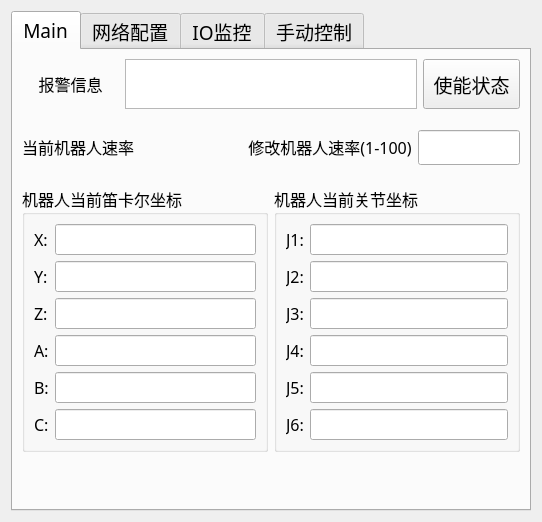
This is mywindow.ui in duanyifei777/TCPClint as Qt 5 draws it before an edit. The edited form follows.
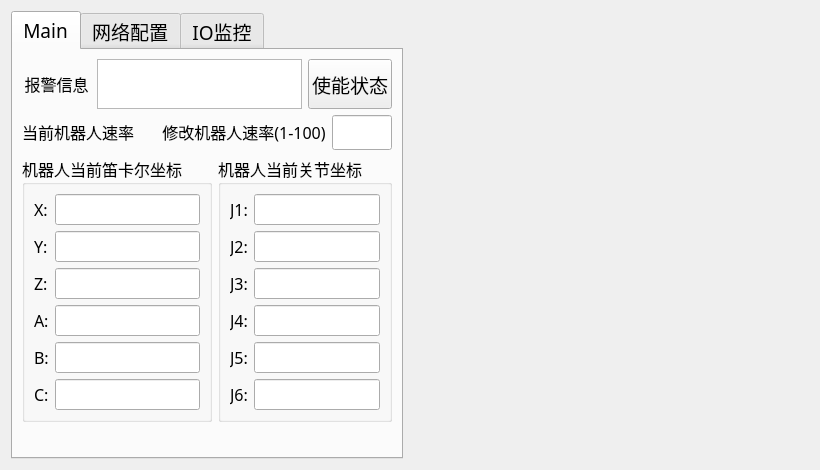
This is the edited form. The open tabs and pages were chosen to show the change.

Commit message: 版本5（将手动控制页面固定在右侧，调整定时器逻辑，改为切换页面时才开启）

The edit to the form file:
```diff
--- a/mywindow.ui
+++ b/mywindow.ui
@@ -6,16 +6,28 @@
    <rect>
     <x>0</x>
     <y>0</y>
-    <width>539</width>
-    <height>522</height>
+    <width>675</width>
+    <height>470</height>
    </rect>
   </property>
   <property name="windowTitle">
    <string>Form</string>
   </property>
-  <layout class="QVBoxLayout" name="verticalLayout">
+  <layout class="QHBoxLayout" name="horizontalLayout_5">
    <item>
     <widget class="QTabWidget" name="tabWidget">
+     <property name="sizePolicy">
+      <sizepolicy hsizetype="Preferred" vsizetype="Expanding">
+       <horstretch>0</horstretch>
+       <verstretch>0</verstretch>
+      </sizepolicy>
+     </property>
+     <property name="minimumSize">
+      <size>
+       <width>0</width>
+       <height>0</height>
+      </size>
+     </property>
      <property name="font">
       <font>
        <family>微软雅黑</family>
@@ -92,8 +104,8 @@
          </property>
          <property name="sizeHint" stdset="0">
           <size>
-           <width>488</width>
-           <height>45</height>
+           <width>309</width>
+           <height>21</height>
           </size>
          </property>
         </spacer>
@@ -157,8 +169,8 @@
          </property>
          <property name="sizeHint" stdset="0">
           <size>
-           <width>488</width>
-           <height>44</height>
+           <width>309</width>
+           <height>23</height>
           </size>
          </property>
         </spacer>
@@ -368,8 +380,8 @@
          </property>
          <property name="sizeHint" stdset="0">
           <size>
-           <width>498</width>
-           <height>78</height>
+           <width>309</width>
+           <height>72</height>
           </size>
          </property>
         </spacer>
@@ -380,7 +392,7 @@
       <attribute name="title">
        <string>网络配置</string>
       </attribute>
-      <layout class="QVBoxLayout" name="verticalLayout_2">
+      <layout class="QVBoxLayout" name="verticalLayout">
        <item>
         <layout class="QHBoxLayout" name="horizontalLayout" stretch="1,3,1,3">
          <item>
@@ -469,8 +481,8 @@
          </property>
          <property name="sizeHint" stdset="0">
           <size>
-           <width>438</width>
-           <height>402</height>
+           <width>128</width>
+           <height>350</height>
           </size>
          </property>
         </spacer>
@@ -482,11 +494,22 @@
        <string>IO监控</string>
       </attribute>
      </widget>
-     <widget class="QWidget" name="tabManual">
-      <attribute name="title">
-       <string>手动控制</string>
-      </attribute>
-     </widget>
+    </widget>
+   </item>
+   <item>
+    <widget class="QWidget" name="manualControlwidget" native="true">
+     <property name="sizePolicy">
+      <sizepolicy hsizetype="Preferred" vsizetype="Expanding">
+       <horstretch>0</horstretch>
+       <verstretch>0</verstretch>
+      </sizepolicy>
+     </property>
+     <property name="minimumSize">
+      <size>
+       <width>400</width>
+       <height>0</height>
+      </size>
+     </property>
     </widget>
    </item>
   </layout>
```
Left out of the diff: 4 changed lines with no effect on the pictures. The commit also changes 4 other files.
